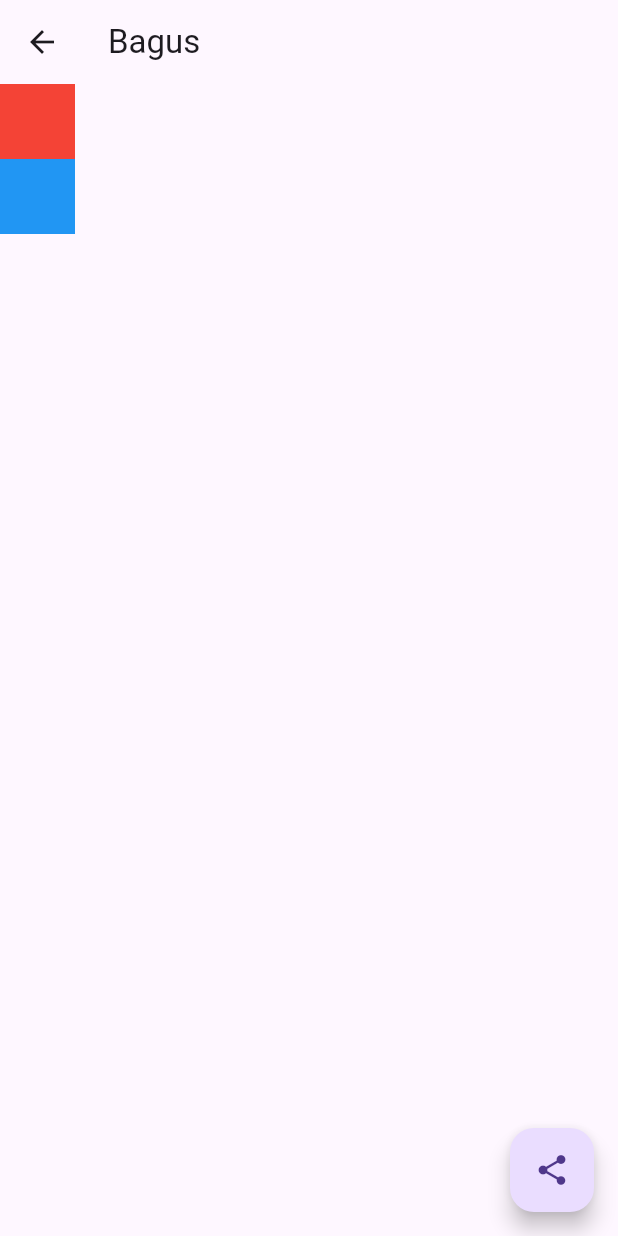
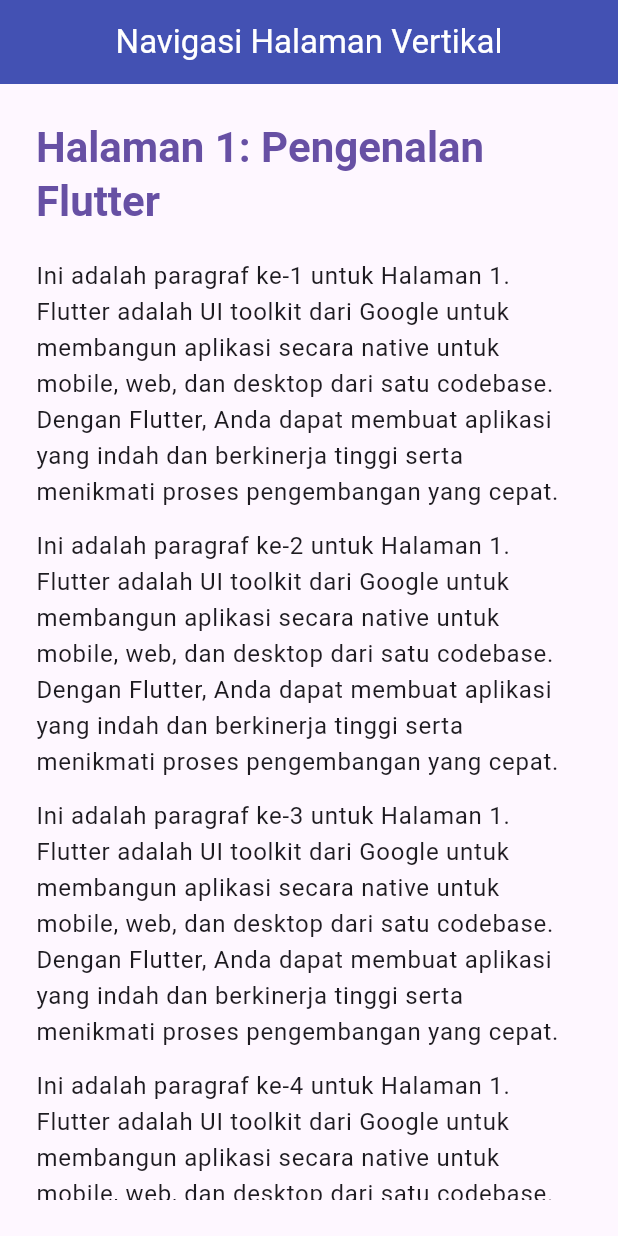
Before and after one commit to agusibrahim/flutter_ci_test, a Flutter app: the MyWidget screen opened directly, after a tap on the "share" icon, on a phone screen of 412 x 824 dp. Run offline on Flutter 3.47's test engine with Material 3 defaults, Android fonts, the phone set to English and light mode, and no system bars; network calls fail.

Commit message:
* tambah halaman baru * tambah fitur baru

```diff
--- a/lib/main.dart
+++ b/lib/main.dart
@@ -1,5 +1,6 @@
 import 'package:flutter/material.dart';
 import 'package:flutter/rendering.dart';
+import 'package:flutter_autodeploy_test/page2.dart';
 
 void main() {
   runApp(const MainApp());
@@ -210,10 +211,7 @@
         ),
       ),
       floatingActionButton: FloatingActionButton(onPressed: (){
-        setState(() {
-          //todo
-          name="Bagus";
-        });
+        Navigator.push(context, MaterialPageRoute(builder: (_)=>CustomPageViewApp()));
       },child: Icon(Icons.share)),
     );
   }
--- /dev/null
+++ b/lib/page2.dart
@@ -0,0 +1,206 @@
+import 'package:flutter/material.dart';
+
+/// Data model for a single page in the PageView.
+///
+/// Contains the title of the page and a list of strings, each representing a paragraph
+/// of scrollable content for that page.
+class PageData {
+  final String title;
+  final List<String> contentParagraphs;
+
+  const PageData({
+    required this.title,
+    required this.contentParagraphs,
+  });
+}
+
+/// A stateless widget responsible for displaying the content of a single page.
+///
+/// It takes a [PageData] object and renders its title and scrollable paragraphs.
+class PageContentWidget extends StatelessWidget {
+  final PageData pageData;
+
+  const PageContentWidget({
+    super.key,
+    required this.pageData,
+  });
+
+  @override
+  Widget build(BuildContext context) {
+    return Padding(
+      padding: const EdgeInsets.all(24.0),
+      child: Column(
+        crossAxisAlignment: CrossAxisAlignment.start,
+        children: <Widget>[
+          Text(
+            pageData.title,
+            style: Theme.of(context).textTheme.headlineMedium?.copyWith(
+                  fontWeight: FontWeight.bold,
+                  color: Theme.of(context).primaryColor,
+                ),
+          ),
+          const SizedBox(height: 20.0),
+          Expanded(
+            child: NotificationListener<ScrollNotification>(
+              onNotification: (ScrollNotification notification) {
+                // Check for user-initiated drag updates for vertical scrolling.
+                if (notification is ScrollUpdateNotification &&
+                    notification.dragDetails != null &&
+                    notification.metrics.axis == Axis.vertical) {
+                  // If the ListView is at its very top (extentBefore == 0)
+                  // and the user is pulling down (scrollDelta > 0, content moves down).
+                  // In this case, allow the parent PageView to scroll to the previous page.
+                  if (notification.metrics.extentBefore == 0 &&
+                      notification.scrollDelta != null &&
+                      notification.scrollDelta! > 0) {
+                    return false; // Do not consume, propagate to parent.
+                  }
+                  // If the ListView is at its very bottom (extentAfter == 0)
+                  // and the user is pulling up (scrollDelta < 0, content moves up).
+                  // In this case, allow the parent PageView to scroll to the next page.
+                  if (notification.metrics.extentAfter == 0 &&
+                      notification.scrollDelta != null &&
+                      notification.scrollDelta! < 0) {
+                    return false; // Do not consume, propagate to parent.
+                  }
+                }
+                // Consume all other notifications or if the ListView can still scroll,
+                // preventing the parent PageView from scrolling prematurely.
+                return true;
+              },
+              child: ListView.builder(
+                // Use BouncingScrollPhysics to allow overscroll visuals,
+                // making the transition to PageView scrolling feel more natural.
+                physics: const BouncingScrollPhysics(),
+                itemCount: pageData.contentParagraphs.length,
+                itemBuilder: (BuildContext context, int index) {
+                  return Padding(
+                    padding: const EdgeInsets.only(bottom: 12.0),
+                    child: Text(
+                      pageData.contentParagraphs[index],
+                      style: Theme.of(context).textTheme.bodyLarge,
+                    ),
+                  );
+                },
+              ),
+            ),
+          ),
+        ],
+      ),
+    );
+  }
+}
+
+/// The main application widget, setting up the Flutter app with a vertical PageView.
+///
+/// It uses [StatefulWidget] to manage the current page index.
+class CustomPageViewApp extends StatefulWidget {
+  const CustomPageViewApp({super.key});
+
+  @override
+  State<CustomPageViewApp> createState() => _CustomPageViewAppState();
+}
+
+class _CustomPageViewAppState extends State<CustomPageViewApp> {
+  late final List<PageData> _pages;
+  int _currentPageIndex = 0; // Initial page index
+
+  @override
+  void initState() {
+    super.initState();
+    _pages = _createSamplePages(); // Initialize pages
+  }
+
+  /// Generates a list of sample [PageData] objects to populate the PageView.
+  /// This method can be replaced with actual data fetching logic in a real application.
+  static List<PageData> _createSamplePages() {
+    return <PageData>[
+      PageData(
+        title: 'Halaman 1: Pengenalan Flutter',
+        contentParagraphs: List<String>.generate(
+          20,
+          (int i) =>
+              'Ini adalah paragraf ke-${i + 1} untuk Halaman 1. Flutter adalah UI toolkit dari Google untuk membangun aplikasi secara native untuk mobile, web, dan desktop dari satu codebase. Dengan Flutter, Anda dapat membuat aplikasi yang indah dan berkinerja tinggi serta menikmati proses pengembangan yang cepat.',
+        ),
+      ),
+      PageData(
+        title: 'Halaman 2: Widget dan Composisi',
+        contentParagraphs: List<String>.generate(
+          25,
+          (int i) =>
+              'Paragraf ke-${i + 1} di Halaman 2. Dalam Flutter, hampir semua adalah widget. Anda mengkomposisikan widget untuk membangun antarmuka pengguna yang kompleks. Setiap bagian dari UI, mulai dari tombol hingga tata letak, adalah widget yang dapat disesuaikan.',
+        ),
+      ),
+      PageData(
+        title: 'Halaman 3: State Management',
+        contentParagraphs: List<String>.generate(
+          18,
+          (int i) =>
+              'Ini adalah paragraf ke-${i + 1} di Halaman 3. Mengelola state aplikasi adalah kunci dalam aplikasi Flutter yang berskala. Penggunaan `StatefulWidget` dengan `setState` adalah metode bawaan Flutter untuk mengelola state lokal.',
+        ),
+      ),
+      PageData(
+        title: 'Halaman 4: Desain Responsif',
+        contentParagraphs: List<String>.generate(
+          22,
+          (int i) =>
+              'Paragraf ke-${i + 1} di Halaman 4. Penting untuk mendesain UI yang responsif agar terlihat baik di berbagai ukuran perangkat dan orientasi. Menggunakan widget seperti `MediaQuery` dan `LayoutBuilder` dapat membantu Anda menyesuaikan tampilan aplikasi secara dinamis.',
+        ),
+      ),
+      PageData(
+        title: 'Halaman 5: Animasi dan Efek',
+        contentParagraphs: List<String>.generate(
+          30,
+          (int i) =>
+              'Ini adalah paragraf ke-${i + 1} untuk Halaman 5. Flutter menyediakan alat yang kuat untuk membuat animasi yang indah dan efek visual yang menarik. Anda bisa menggunakan `ImplicitlyAnimatedWidget` atau `AnimatedBuilder` untuk kontrol yang lebih granular dan kustomisasi animasi.',
+        ),
+      ),
+    ];
+  }
+
+  /// Updates the current page index and triggers a UI rebuild.
+  void _setCurrentPageIndex(int index) {
+    if (_currentPageIndex != index) {
+      setState(() {
+        _currentPageIndex = index;
+      });
+    }
+  }
+
+  @override
+  Widget build(BuildContext context) {
+    return MaterialApp(
+      title: 'Aplikasi Halaman Vertikal',
+      theme: ThemeData(
+        primarySwatch: Colors.indigo,
+        visualDensity: VisualDensity.adaptivePlatformDensity,
+        appBarTheme: const AppBarTheme(
+          backgroundColor: Colors.indigo,
+          foregroundColor: Colors.white,
+          elevation: 4.0,
+        ),
+        textTheme: const TextTheme(
+          headlineMedium: TextStyle(fontSize: 28.0, color: Colors.indigo),
+          bodyLarge: TextStyle(fontSize: 16.0, height: 1.5),
+        ),
+      ),
+      home: Scaffold(
+        appBar: AppBar(
+          title: const Text('Navigasi Halaman Vertikal'),
+          centerTitle: true,
+        ),
+        body: PageView.builder(
+          scrollDirection: Axis.vertical,
+          itemCount: _pages.length,
+          onPageChanged: (int index) {
+            _setCurrentPageIndex(index);
+          },
+          itemBuilder: (BuildContext context, int index) {
+            final PageData pageData = _pages[index];
+            return PageContentWidget(pageData: pageData);
+          },
+        ),
+      ),
+    );
+  }
+}
```
Also changed, not shown: 1 other file.
